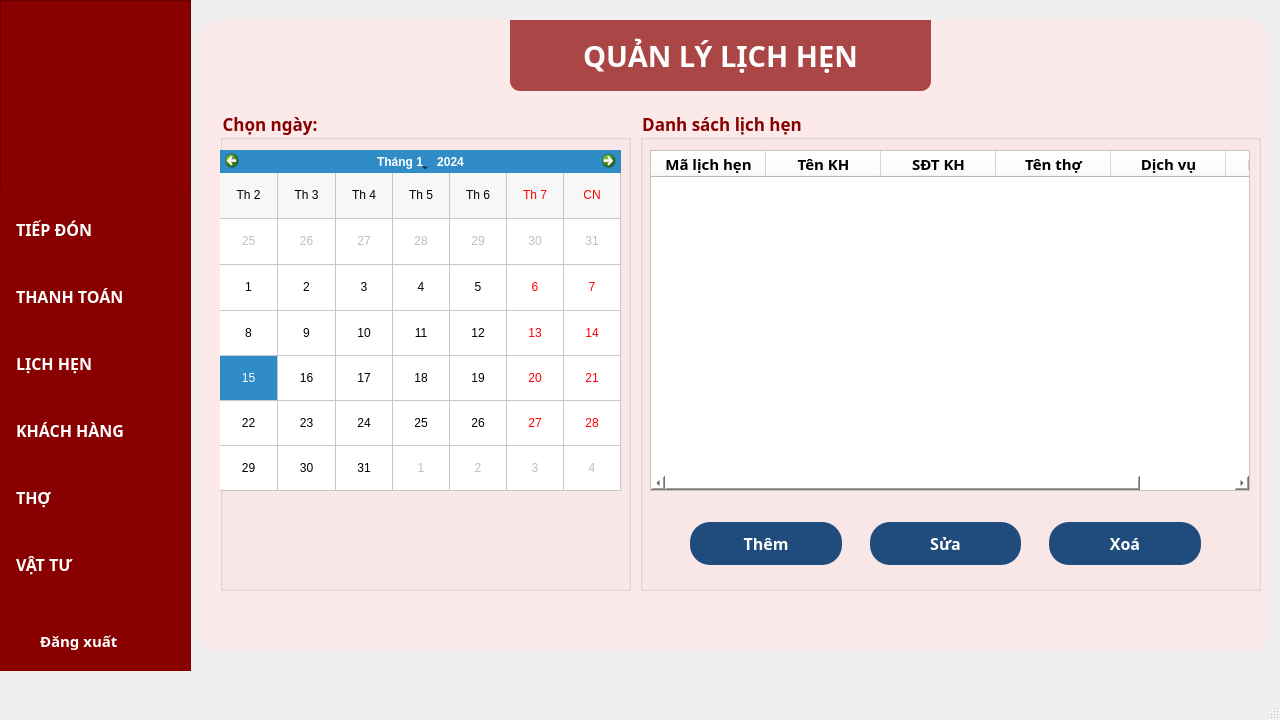
Old version of the form gui/qtDesginer_ui/FourMenBarberShop.ui in the repository joslingg/Fourmenbarbershop_package.
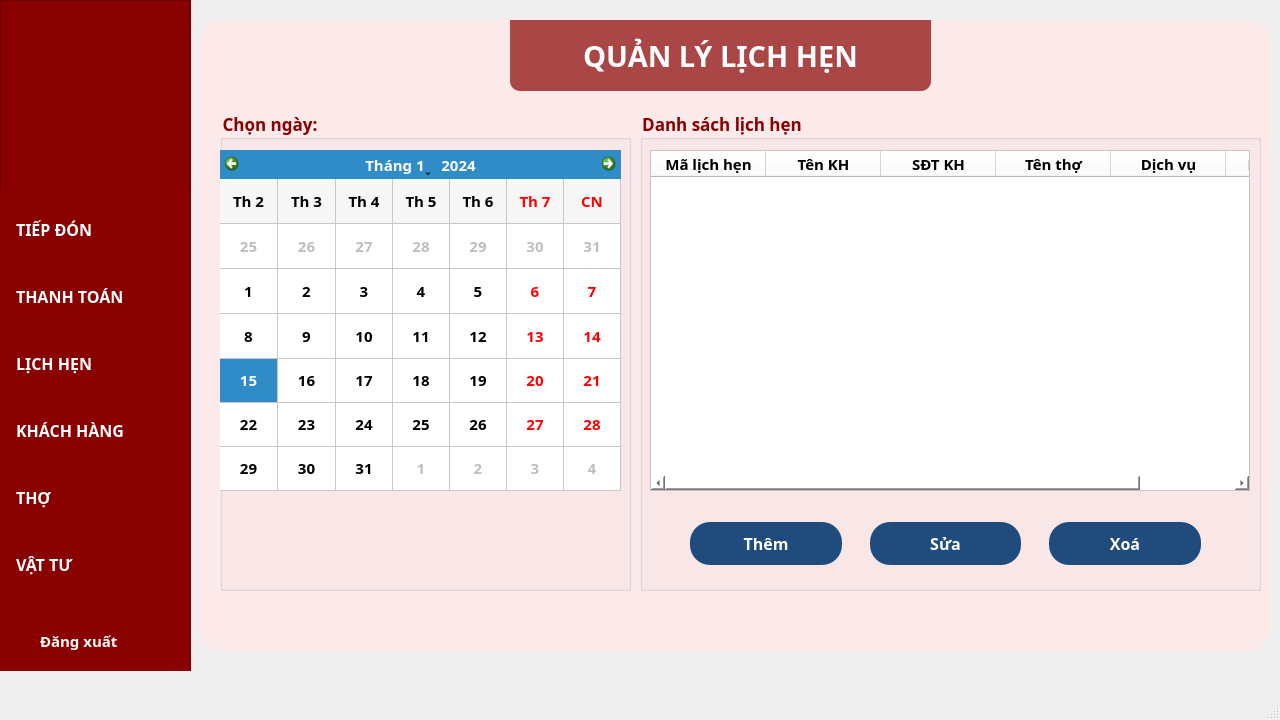
New version of the form. Icons and pictures are not drawn.

Patch:
```diff
--- a/gui/qtDesginer_ui/FourMenBarberShop.ui
+++ b/gui/qtDesginer_ui/FourMenBarberShop.ui
@@ -1263,6 +1263,14 @@
           <height>341</height>
          </rect>
         </property>
+        <property name="font">
+         <font>
+          <family>Noto Sans</family>
+          <pointsize>11</pointsize>
+          <weight>75</weight>
+          <bold>true</bold>
+         </font>
+        </property>
         <property name="locale">
          <locale language="Vietnamese" country="Vietnam"/>
         </property>
```
